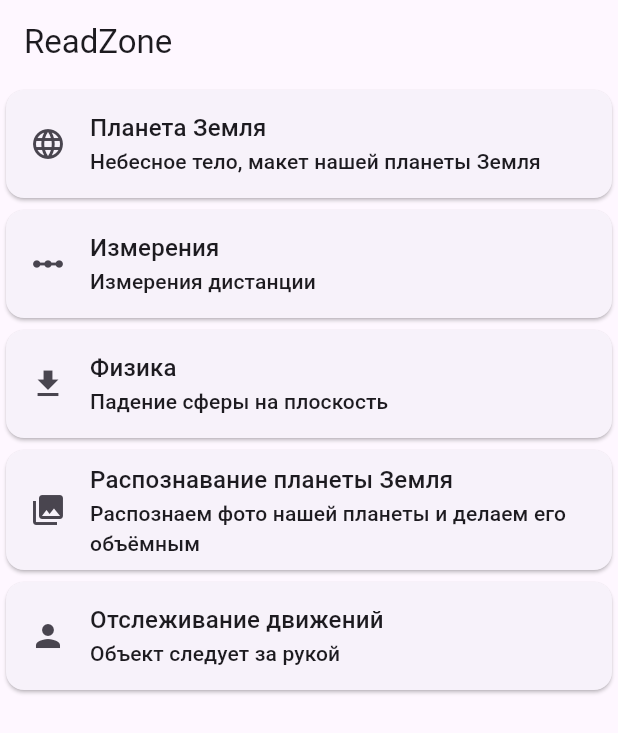
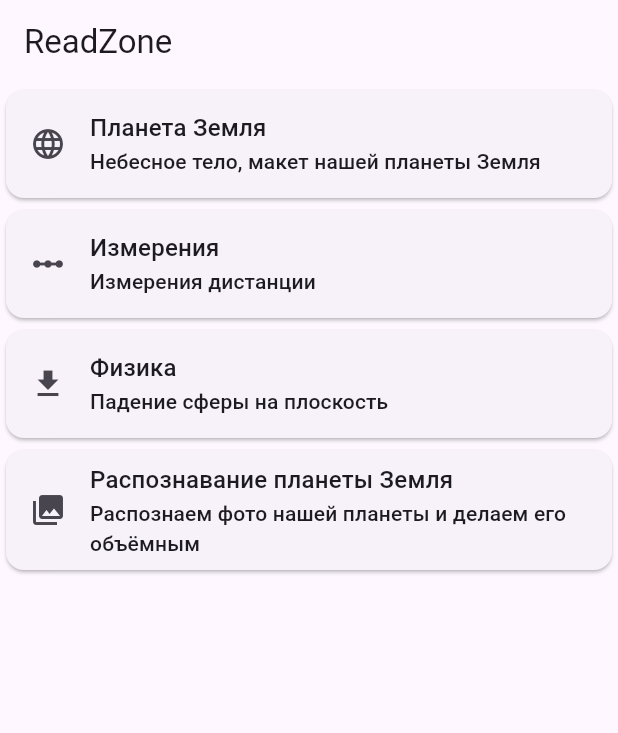
Before and after one commit to MrEthics/ar_physics_lab, a Flutter app: the screen it shows after launch, on a phone screen of 412 x 824 dp. Shown: the top 733 px of the screen. Run offline on Flutter 3.47's test engine with Material 3 defaults, Android fonts, the phone set to English and light mode, and no system bars; missing offline and left inert: arkit_plugin.

Commit message:
init commit 3

```diff
--- a/lib/image_detection_page.dart
+++ b/lib/image_detection_page.dart
@@ -36,7 +36,7 @@ class _ImageDetectionPageState extends State<ImageDetectionPage> {
                   : Padding(
                       padding: const EdgeInsets.all(8.0),
                       child: Text(
-                        'Point the camera at the earth image from the article about Earth on Wikipedia.',
+                        'Откройте сайт Википедии о нашей планете Земля и наведите на фото.',
                         style: Theme.of(context)
                             .textTheme
                             .headlineSmall
--- a/lib/main.dart
+++ b/lib/main.dart
@@ -1,4 +1,3 @@
-import 'body_tracking_page.dart';
 import 'earth_page.dart';
 import 'image_detection_page.dart';
 import 'measure_page.dart';
@@ -38,13 +37,6 @@ class MyApp extends StatelessWidget {
         Icons.collections,
             () => Navigator.of(context).push<void>(
             MaterialPageRoute(builder: (c) => ImageDetectionPage())),
-      ),
-      Sample(
-        'Отслеживание движений',
-        'Объект следует за рукой',
-        Icons.person,
-            () => Navigator.of(context)
-            .push<void>(MaterialPageRoute(builder: (c) => BodyTrackingPage())),
       ),
     ];
 
```
Also changed, not shown: 2 other files.
